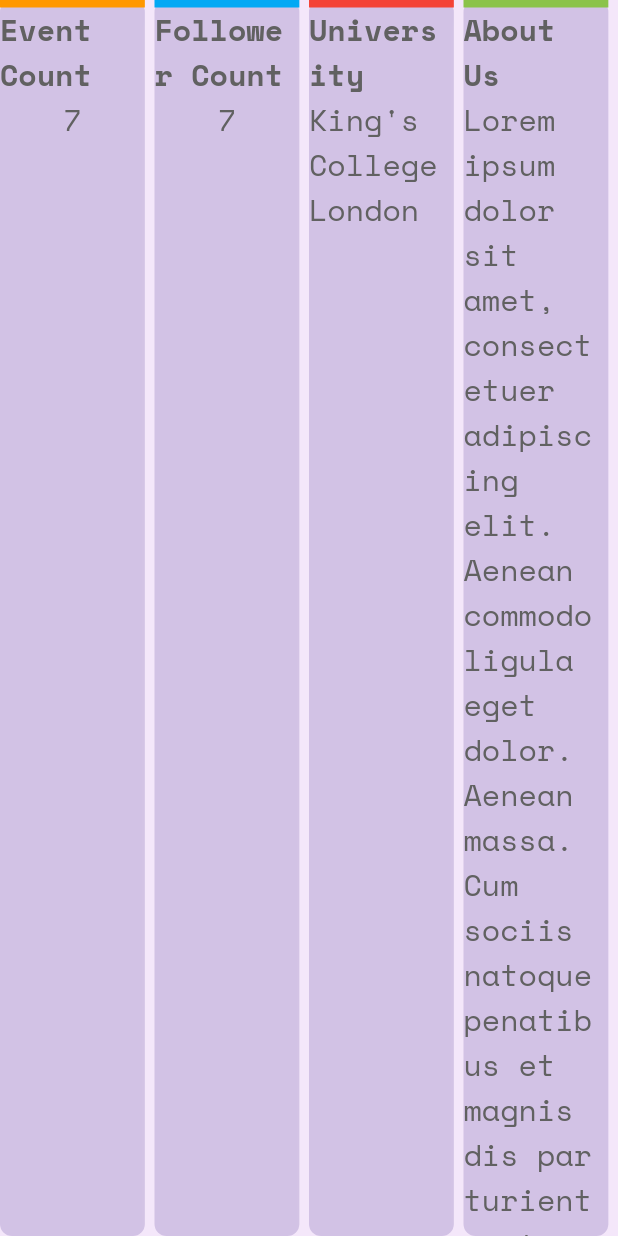
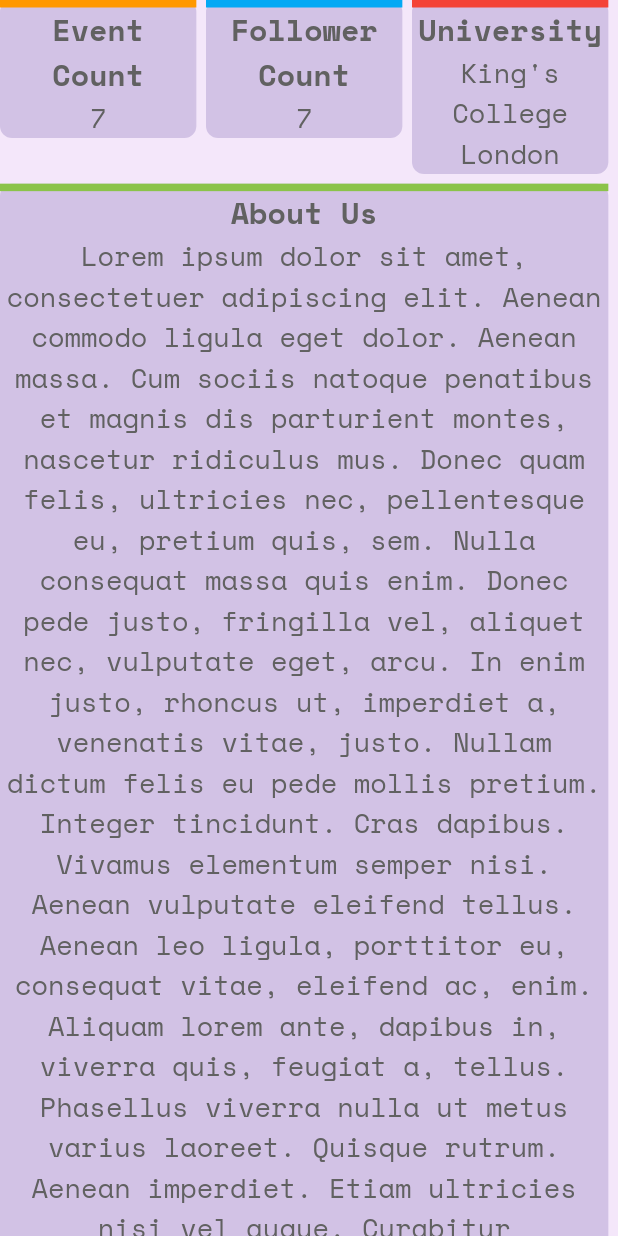
Before and after one commit to NDimish/HelioLunares, a Flutter app: the SocietyHubCardsLarge widget shown alone on an empty page, opened directly, on a phone screen of 412 x 824 dp. Run offline on Flutter 3.47's test engine with Material 2 defaults, Android fonts, the phone set to English and light mode, and no system bars; our stand-ins replace currency_text_input_formatter, get, google_fonts; missing offline and left inert: dart:html; network calls fail; project files that could hold a hidden picture were left out.

Commit message:
Make layout more readable

```diff
--- a/frontend/lib/pages/society_hub/widgets/info_card.dart
+++ b/frontend/lib/pages/society_hub/widgets/info_card.dart
@@ -49,19 +49,13 @@ class InfoCard extends StatelessWidget {
                 ))
               ],
             ),
-            // Expanded(
-            //   child: Container(),
-            // ),
-            Column(
-                //,
-
-                children: [
+            Column(children: [
               Row(children: [
                 Expanded(
                     child: CustomText(
                         size: 20,
                         weight: FontWeight.bold,
-                            //textAlign: TextAlign.center,
+                        align: TextAlign.center,
                         text: title))
               ]),
               Row(mainAxisAlignment: MainAxisAlignment.center, children: [
@@ -70,21 +64,13 @@ class InfoCard extends StatelessWidget {
                         mainAxisAlignment: MainAxisAlignment.center,
                         children: [
                       CustomText(
-                              size: 20,
+                          size: 18,
                           weight: FontWeight.normal,
-                              //textAlign: TextAlign.center,
+                          align: TextAlign.center,
                           text: value)
                     ]))
               ])
-                  //   TextSpan(
-                  //       text: "$value\n",
-                  //       style: GoogleFonts.spaceMono(
-                  //           fontSize: 18, color: MyColours.textColourLight)),
-                  // ]))
             ]),
-            // Expanded(
-            //   child: Container(),
-            // ),
           ]))
         ]),
       ),
--- a/frontend/lib/pages/society_hub/widgets/society_cards_large.dart
+++ b/frontend/lib/pages/society_hub/widgets/society_cards_large.dart
@@ -9,7 +9,8 @@ class SocietyHubCardsLarge extends StatelessWidget {
     double _width = MediaQuery.of(context).size.width;
     return Container(
         alignment: Alignment.topCenter,
-        child: Row(
+        child: Column(children: [
+          Row(
             mainAxisAlignment: MainAxisAlignment.spaceBetween,
             crossAxisAlignment: CrossAxisAlignment.start,
             children: [
@@ -40,6 +41,15 @@ class SocietyHubCardsLarge extends StatelessWidget {
               SizedBox(
                 width: _width / 64,
               ),
+            ],
+          ),
+          SizedBox(
+            height: _width / 64,
+          ),
+          Row(
+            mainAxisAlignment: MainAxisAlignment.spaceBetween,
+            crossAxisAlignment: CrossAxisAlignment.start,
+            children: [
               InfoCard(
                   title: "About Us",
                   value:
@@ -52,6 +62,10 @@ class SocietyHubCardsLarge extends StatelessWidget {
                 width: _width / 64,
               ),
             ],
-        ));
+          ),
+          SizedBox(
+            height: _width / 64,
+          )
+        ]));
   }
 }
```
Also changed, not shown: frontend/lib/pages/society_hub/widgets/society_cards_medium.dart (+15 -0 lines). Lines whose indentation alone changed are shown as unchanged.
